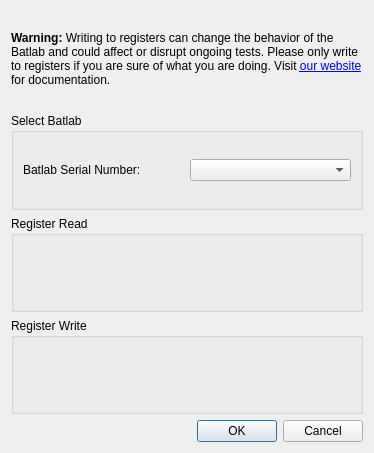
Lexcelon/batlab-toolkit-gui, file src/dialogs/batlabdebugdialog/batlabdebugdialog.ui: the form before one commit.
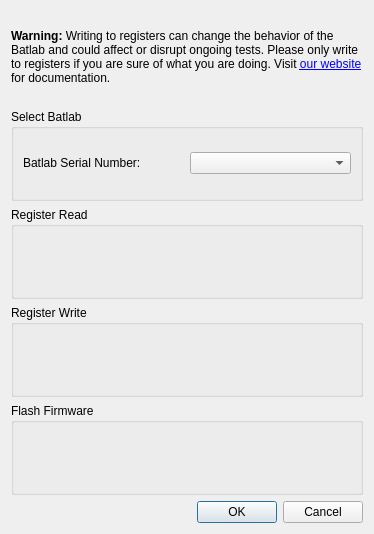
The form after the commit.

Commit message: get available firmware versions from GitHub, add UI elements to debug window and begin plumbing for actual firmware flashing

```diff
--- a/src/dialogs/batlabdebugdialog/batlabdebugdialog.ui
+++ b/src/dialogs/batlabdebugdialog/batlabdebugdialog.ui
@@ -7,7 +7,7 @@
     <x>0</x>
     <y>0</y>
     <width>374</width>
-    <height>453</height>
+    <height>534</height>
    </rect>
   </property>
   <property name="windowTitle">
@@ -57,6 +57,13 @@
      </property>
     </widget>
    </item>
+   <item>
+    <widget class="QGroupBox" name="flashFirmwareGroupBox">
+     <property name="title">
+      <string>Flash Firmware</string>
+     </property>
+    </widget>
+   </item>
    <item>
     <widget class="QDialogButtonBox" name="buttonBox">
      <property name="orientation">
```
The commit also changes 8 other files.
